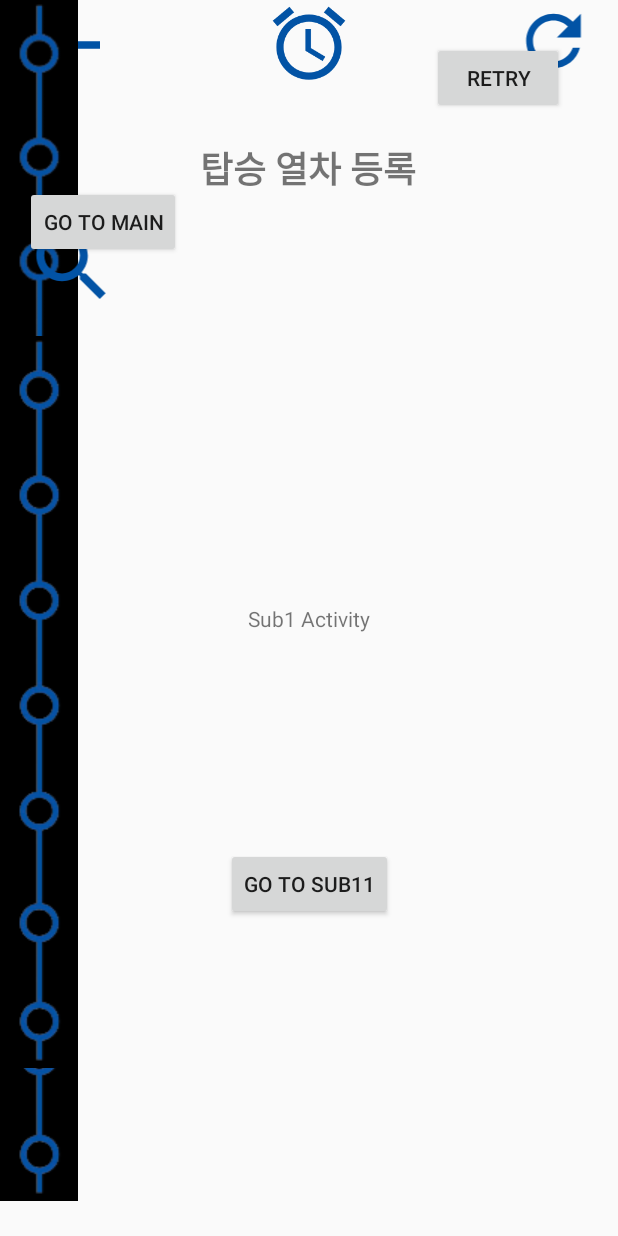
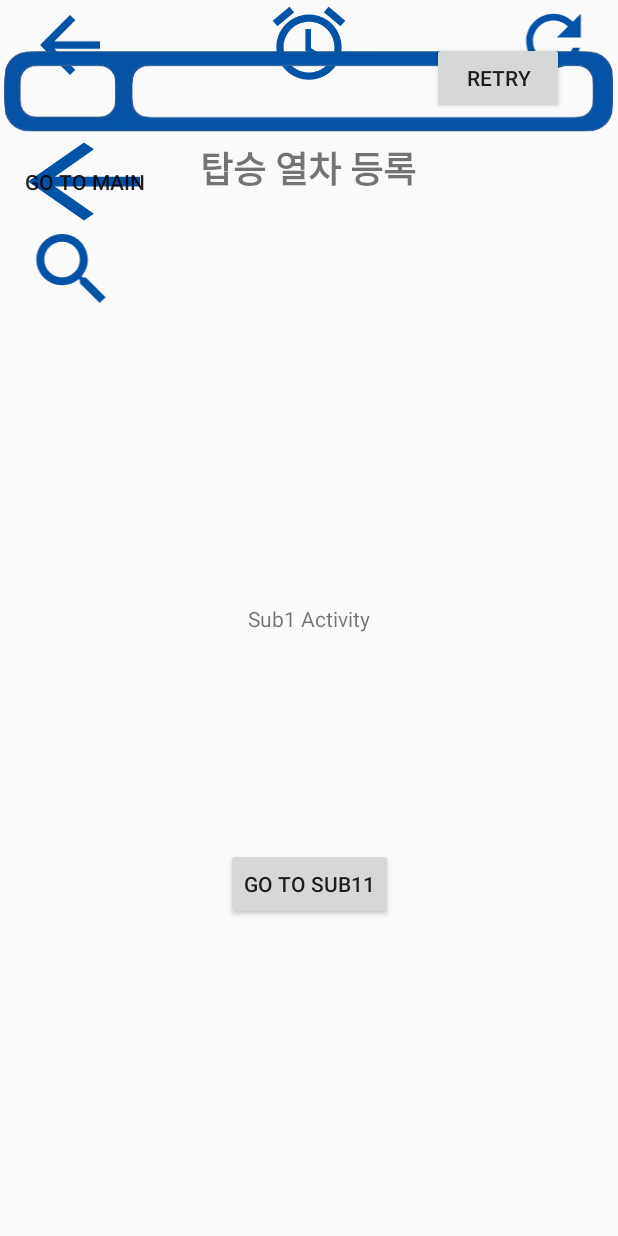
Before and after one commit to osulg/BlueWay_12_Project, an Android app: the Sub1Activity screen opened directly, with no data from a screen before it, on a phone screen of 412 x 824 dp. Run offline under Robolectric (Android 15) with nearby library versions, the phone set to English and light mode, and no system bars.

Commit message:
10/23일 수정

```diff
--- a/app/src/main/res/layout/activity_sub1.xml
+++ b/app/src/main/res/layout/activity_sub1.xml
@@ -29,13 +29,14 @@
 
     <Button
         android:id="@+id/btn_bmain"
-        android:layout_width="wrap_content"
-        android:layout_height="wrap_content"
-        android:layout_marginBottom="652dp"
+        android:layout_width="112dp"
+        android:layout_height="78dp"
+        android:layout_marginBottom="664dp"
+        android:background="@drawable/baseline_arrow_back_24"
         android:text="Go to Main"
         app:layout_constraintBottom_toBottomOf="parent"
         app:layout_constraintEnd_toEndOf="parent"
-        app:layout_constraintHorizontal_bias="0.054"
+        app:layout_constraintHorizontal_bias="0.0"
         app:layout_constraintStart_toStartOf="parent" />
 
     <Button
--- a/app/src/main/res/layout/fragment_alarm.xml
+++ b/app/src/main/res/layout/fragment_alarm.xml
@@ -39,54 +39,58 @@
         app:layout_constraintTop_toTopOf="parent" />
 
     <ImageView
-        android:id="@+id/imageView20"
-        android:layout_width="wrap_content"
-        android:layout_height="619dp"
-        android:src="@drawable/list"
-        app:layout_constraintStart_toStartOf="@+id/imageView4"
-        app:layout_constraintTop_toTopOf="@+id/imageView4" />
+        android:layout_width="match_parent"
+        android:layout_height="match_parent"
+        android:src="@drawable/stationchoice"
+        tools:layout_editor_absoluteX="0dp"
+        tools:layout_editor_absoluteY="195dp" />
+
 
     <ImageView
-        android:id="@+id/imageView2"
-        android:layout_width="wrap_content"
-        android:layout_height="781dp"
-        android:src="@drawable/list"
-        app:layout_constraintStart_toStartOf="@+id/imageView4"
-        app:layout_constraintTop_toTopOf="@+id/imageView4" />
+        android:layout_width="match_parent"
+        android:layout_height="match_parent"
+        android:src="@drawable/stationchoice"
+        tools:layout_editor_absoluteX="0dp"
+        tools:layout_editor_absoluteY="254dp" />
 
     <ImageView
-        android:id="@+id/imageView3"
-        android:layout_width="wrap_content"
-        android:layout_height="482dp"
-        android:src="@drawable/list"
-        app:layout_constraintStart_toStartOf="@+id/imageView4"
-        app:layout_constraintTop_toTopOf="@+id/imageView4" />
+        android:layout_width="match_parent"
+        android:layout_height="match_parent"
+        android:src="@drawable/stationchoice"
+        tools:layout_editor_absoluteX="0dp"
+        tools:layout_editor_absoluteY="376dp" />
 
     <ImageView
-        android:id="@+id/imageView21"
-        android:layout_width="wrap_content"
-        android:layout_height="1113dp"
-        android:src="@drawable/list"
-        app:layout_constraintStart_toStartOf="@+id/imageView4"
-        app:layout_constraintTop_toTopOf="@+id/imageView4" />
+        android:layout_width="match_parent"
+        android:layout_height="match_parent"
+        android:src="@drawable/stationchoice"
+        tools:layout_editor_absoluteX="0dp"
+        tools:layout_editor_absoluteY="312dp" />
 
     <ImageView
-        android:id="@+id/imageView5"
-        android:layout_width="wrap_content"
-        android:layout_height="936dp"
-        android:src="@drawable/list"
-        app:layout_constraintStart_toStartOf="@+id/imageView4"
-        app:layout_constraintTop_toTopOf="@+id/imageView4" />
+        android:layout_width="match_parent"
+        android:layout_height="match_parent"
+        android:src="@drawable/stationchoice"
+        tools:layout_editor_absoluteX="49dp"
+        tools:layout_editor_absoluteY="434dp" />
+
+    <ImageView
+        android:layout_width="match_parent"
+        android:layout_height="match_parent"
+        android:src="@drawable/stationchoice"
+        tools:layout_editor_absoluteX="0dp"
+        tools:layout_editor_absoluteY="498dp" />
 
     <ImageView
         android:id="@+id/imageView22"
         android:layout_width="0dp"
         android:layout_height="63dp"
         android:layout_marginStart="16dp"
-        android:layout_marginTop="145dp"
+        android:layout_marginTop="148dp"
         android:layout_marginEnd="13dp"
         android:src="@drawable/baseline_search_24"
         app:layout_constraintEnd_toEndOf="@+id/imageView6"
+        app:layout_constraintHorizontal_bias="1.0"
         app:layout_constraintStart_toStartOf="parent"
         app:layout_constraintTop_toTopOf="parent" />
 
```
Also changed, not shown: app/src/main/res/layout/activity_sub23.xml (+8 -6 lines), app/src/main/res/layout/fragment_waiting.xml (+16 -9 lines), app/src/main/res/drawable/stationchoice.png (added).
